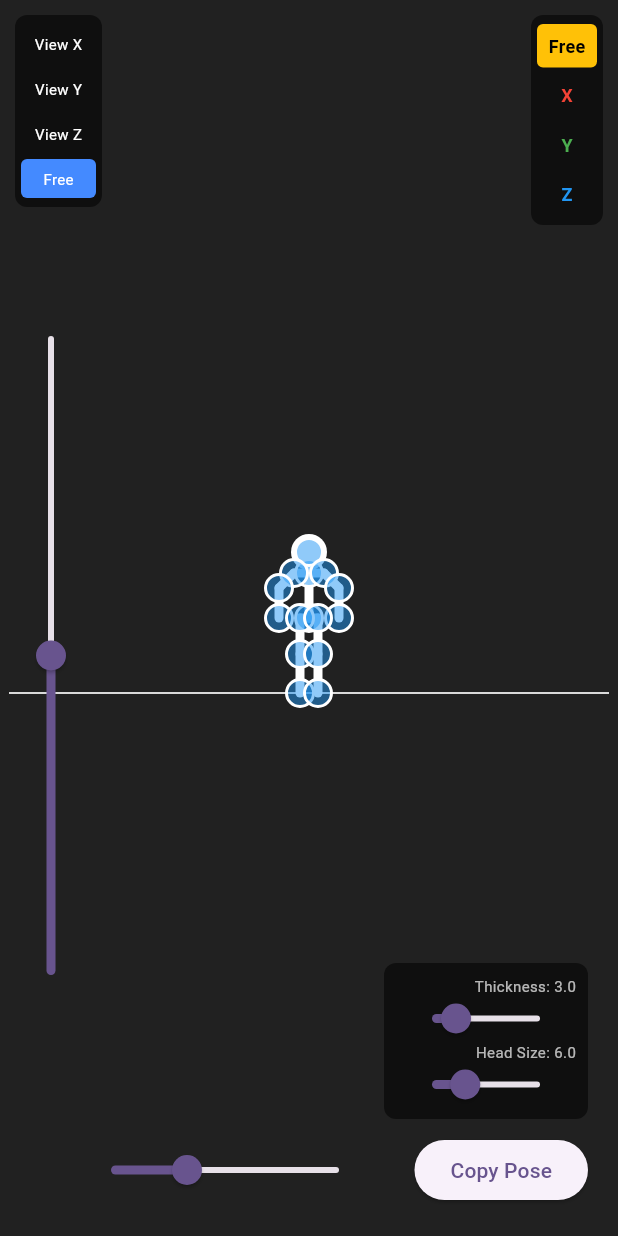
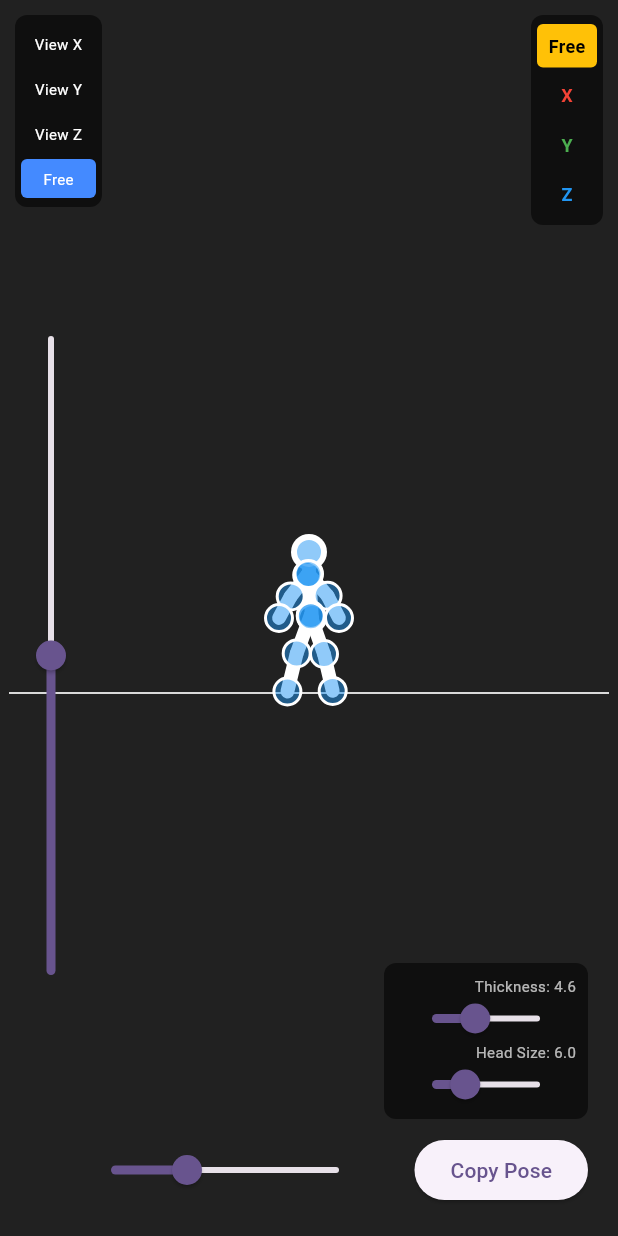
Before and after one commit to leehj825/stickman-animator, a Flutter app: the screen it shows after launch, on a phone screen of 412 x 824 dp. Run offline on Flutter 3.47's test engine with Material 3 defaults, Android fonts, the phone set to English and light mode, and no system bars.

Commit message:
Update StickmanSkeleton default pose to straightened standing position

```diff
--- a/lib/src/stickman_skeleton.dart
+++ b/lib/src/stickman_skeleton.dart
@@ -45,7 +45,7 @@ class StickmanSkeleton {
 
   // Visual Properties
   double headRadius = 6.0;
-  double strokeWidth = 3.0;
+  double strokeWidth = 4.6;
 
   // Cache for fast access to standard bones
   // Map ID -> Node
@@ -53,46 +53,44 @@ class StickmanSkeleton {
 
   StickmanSkeleton() {
     // Build Default Hierarchy
-    // Hip is root. Positioned at origin (center).
-    root = StickmanNode('hip', v.Vector3(0, 0, 0));
+    // Hip is root
+    root = StickmanNode('hip', v.Vector3(1.0, 0.0, 0.0));
 
-    // Upper Body
-    final neck = StickmanNode('neck', v.Vector3(0, -15, 0));
+    final neck = StickmanNode('neck', v.Vector3(0.0, -14.7, 0.0));
     root.children.add(neck);
 
     // Head as child of Neck
-    final head = StickmanNode('head', v.Vector3(0, -22, 0));
+    final head = StickmanNode('head', v.Vector3(0.0, -22.0, 0.0));
     neck.children.add(head);
 
-    final lShoulder = StickmanNode('lShoulder', v.Vector3(-5, -15, 0));
-    final rShoulder = StickmanNode('rShoulder', v.Vector3(5, -15, 0));
+    final lShoulder = StickmanNode('lShoulder', v.Vector3(-0.6, -14.3, 0.0));
+    final rShoulder = StickmanNode('rShoulder', v.Vector3(-0.2, -14.7, 0.0));
     neck.children.add(lShoulder);
     neck.children.add(rShoulder);
 
-    final lElbow = StickmanNode('lElbow', v.Vector3(-10, -10, 0));
+    final lElbow = StickmanNode('lElbow', v.Vector3(-6.1, -7.2, 0.0));
     lShoulder.children.add(lElbow);
-    final lHand = StickmanNode('lHand', v.Vector3(-10, 0, 0));
+    final lHand = StickmanNode('lHand', v.Vector3(-10.0, 0.0, 0.0));
     lElbow.children.add(lHand);
 
-    final rElbow = StickmanNode('rElbow', v.Vector3(10, -10, 0));
+    final rElbow = StickmanNode('rElbow', v.Vector3(6.2, -7.4, 0.0));
     rShoulder.children.add(rElbow);
-    final rHand = StickmanNode('rHand', v.Vector3(10, 0, 0));
+    final rHand = StickmanNode('rHand', v.Vector3(10.0, 0.0, 0.0));
     rElbow.children.add(rHand);
 
-    // Lower Body
-    final lHip = StickmanNode('lHip', v.Vector3(-3, 0, 0));
-    final rHip = StickmanNode('rHip', v.Vector3(3, 0, 0));
+    final lHip = StickmanNode('lHip', v.Vector3(0.6, -1.0, 0.0));
+    final rHip = StickmanNode('rHip', v.Vector3(0.6, -0.6, 0.0));
     root.children.add(lHip);
     root.children.add(rHip);
 
-    final lKnee = StickmanNode('lKnee', v.Vector3(-3, 12, 0));
+    final lKnee = StickmanNode('lKnee', v.Vector3(-4.1, 11.8, 0.0));
     lHip.children.add(lKnee);
-    final lFoot = StickmanNode('lFoot', v.Vector3(-3, 25, 0));
+    final lFoot = StickmanNode('lFoot', v.Vector3(-7.2, 24.5, 0.0));
     lKnee.children.add(lFoot);
 
-    final rKnee = StickmanNode('rKnee', v.Vector3(3, 12, 0));
+    final rKnee = StickmanNode('rKnee', v.Vector3(5.0, 12.0, 0.0));
     rHip.children.add(rKnee);
-    final rFoot = StickmanNode('rFoot', v.Vector3(3, 25, 0));
+    final rFoot = StickmanNode('rFoot', v.Vector3(7.9, 24.3, 0.0));
     rKnee.children.add(rFoot);
 
     _refreshNodeCache();
```
Also changed, not shown: 1 other file.
